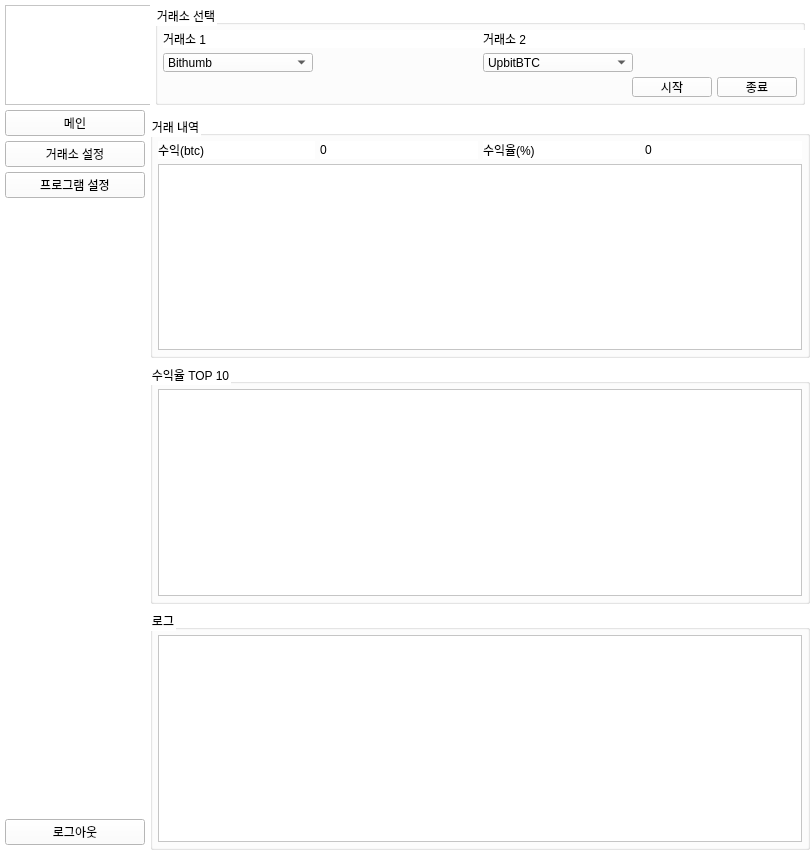
Qt form static/guis/main.ui (songsb13/DiffTrader) before a commit.
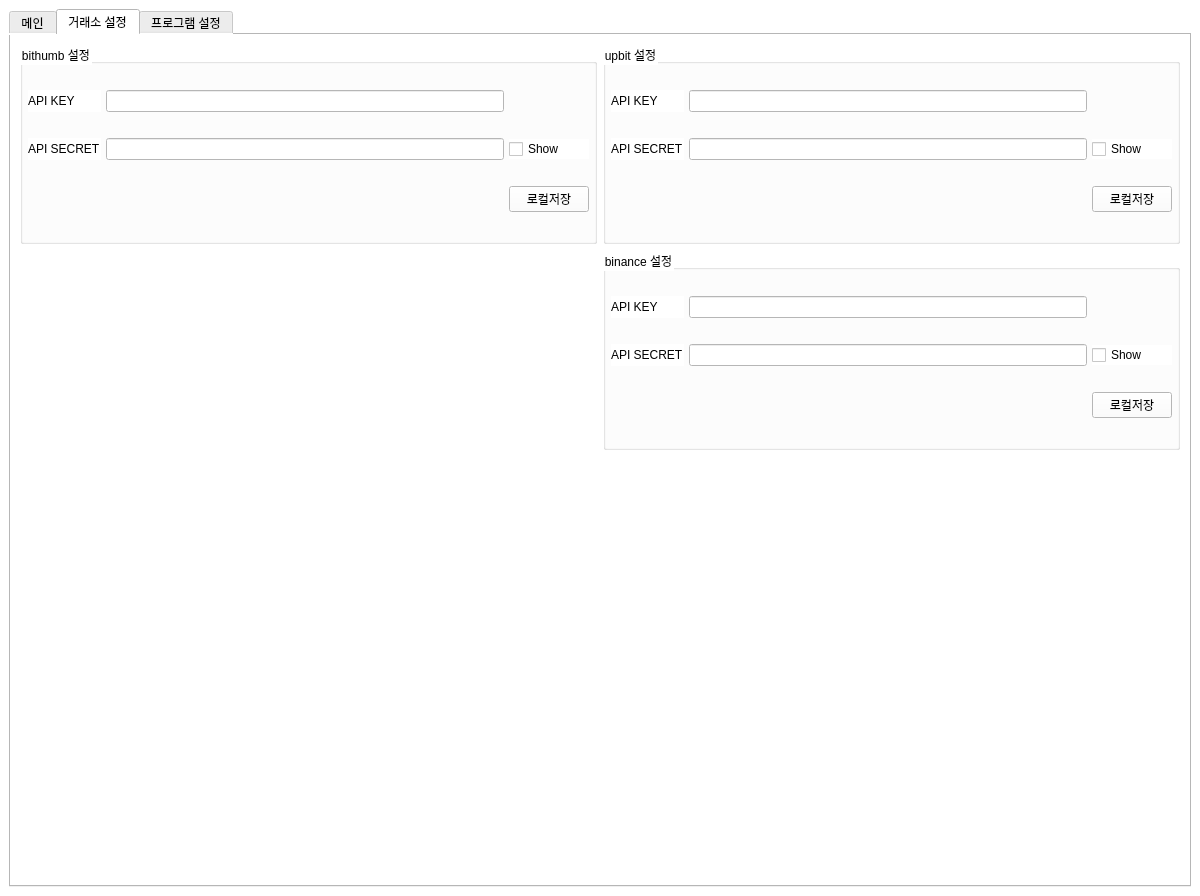
The same form after that commit. Icons and pictures are not drawn.

Patch:
```diff
--- a/static/guis/main.ui
+++ b/static/guis/main.ui
@@ -6,10 +6,16 @@
    <rect>
     <x>0</x>
     <y>0</y>
-    <width>800</width>
-    <height>850</height>
+    <width>1200</width>
+    <height>870</height>
    </rect>
   </property>
+  <property name="maximumSize">
+   <size>
+    <width>1200</width>
+    <height>1000</height>
+   </size>
+  </property>
   <property name="windowTitle">
    <string>SAIC 자동차익매매</string>
   </property>
@@ -28,123 +34,28 @@
    <string notr="true">background-color: rgb(255, 255, 255);</string>
   </property>
   <widget class="QWidget" name="centralwidget">
-   <layout class="QHBoxLayout" name="horizontalLayout">
-    <property name="spacing">
-     <number>0</number>
-    </property>
-    <property name="leftMargin">
-     <number>0</number>
-    </property>
-    <property name="topMargin">
-     <number>0</number>
-    </property>
-    <property name="rightMargin">
-     <number>0</number>
-    </property>
-    <property name="bottomMargin">
-     <number>0</number>
-    </property>
-    <item>
-     <widget class="QWidget" name="left_widget" native="true">
+   <layout class="QGridLayout" name="gridLayout_17">
+    <item row="0" column="0">
+     <widget class="QTabWidget" name="centerWidget">
       <property name="sizePolicy">
-       <sizepolicy hsizetype="Fixed" vsizetype="Preferred">
+       <sizepolicy hsizetype="Expanding" vsizetype="Expanding">
         <horstretch>0</horstretch>
         <verstretch>0</verstretch>
        </sizepolicy>
       </property>
       <property name="maximumSize">
        <size>
-        <width>150</width>
-        <height>16777215</height>
+        <width>1200</width>
+        <height>1000</height>
        </size>
       </property>
-      <layout class="QVBoxLayout" name="verticalLayout">
-       <property name="spacing">
-        <number>5</number>
-       </property>
-       <property name="leftMargin">
-        <number>5</number>
-       </property>
-       <property name="topMargin">
-        <number>5</number>
-       </property>
-       <property name="rightMargin">
-        <number>5</number>
-       </property>
-       <property name="bottomMargin">
-        <number>5</number>
-       </property>
-       <item>
-        <widget class="QFrame" name="frame">
-         <property name="minimumSize">
-          <size>
-           <width>150</width>
-           <height>100</height>
-          </size>
-         </property>
-         <property name="styleSheet">
-          <string notr="true">image: url(:/img/img/blockchain23.png);</string>
-         </property>
-         <property name="frameShape">
-          <enum>QFrame::StyledPanel</enum>
-         </property>
-         <property name="frameShadow">
-          <enum>QFrame::Raised</enum>
-         </property>
-        </widget>
-       </item>
-       <item>
-        <widget class="QPushButton" name="mainBtn">
-         <property name="text">
+      <property name="currentIndex">
+       <number>1</number>
+      </property>
+      <widget class="QWidget" name="tabWidgeFirst">
+       <attribute name="title">
           <string>메인</string>
-         </property>
-        </widget>
-       </item>
-       <item>
-        <widget class="QPushButton" name="exchangeSettingbtn">
-         <property name="text">
-          <string>거래소 설정</string>
-         </property>
-        </widget>
-       </item>
-       <item>
-        <widget class="QPushButton" name="programSettingBtn">
-         <property name="text">
-          <string>프로그램 설정</string>
-         </property>
-        </widget>
-       </item>
-       <item>
-        <spacer name="verticalSpacer">
-         <property name="orientation">
-          <enum>Qt::Vertical</enum>
-         </property>
-         <property name="sizeHint" stdset="0">
-          <size>
-           <width>20</width>
-           <height>325</height>
-          </size>
-         </property>
-        </spacer>
-       </item>
-       <item>
-        <widget class="QPushButton" name="logoutBtn">
-         <property name="text">
-          <string>로그아웃</string>
-         </property>
-        </widget>
-       </item>
-      </layout>
-     </widget>
-    </item>
-    <item>
-     <widget class="QWidget" name="right_widget" native="true">
-      <property name="sizePolicy">
-       <sizepolicy hsizetype="Expanding" vsizetype="Expanding">
-        <horstretch>0</horstretch>
-        <verstretch>0</verstretch>
-       </sizepolicy>
-      </property>
+       </attribute>
       <layout class="QVBoxLayout" name="right_layout">
        <property name="leftMargin">
         <number>0</number>
@@ -178,14 +89,14 @@
          <item row="1" column="0">
           <widget class="QGroupBox" name="groupBox">
            <property name="sizePolicy">
-            <sizepolicy hsizetype="Expanding" vsizetype="Preferred">
+             <sizepolicy hsizetype="Preferred" vsizetype="Preferred">
              <horstretch>0</horstretch>
              <verstretch>0</verstretch>
             </sizepolicy>
            </property>
            <property name="maximumSize">
             <size>
-             <width>650</width>
+              <width>1500</width>
              <height>100</height>
             </size>
            </property>
@@ -208,133 +119,6 @@
             <property name="spacing">
              <number>5</number>
             </property>
-            <item row="1" column="1">
-             <widget class="QComboBox" name="secondaryExchange">
-              <property name="maximumSize">
-               <size>
-                <width>150</width>
-                <height>16777215</height>
-               </size>
-              </property>
-              <property name="currentIndex">
-               <number>1</number>
-              </property>
-              <item>
-               <property name="text">
-                <string>Bithumb</string>
-               </property>
-              </item>
-              <item>
-               <property name="text">
-                <string>UpbitBTC</string>
-               </property>
-              </item>
-              <item>
-               <property name="text">
-                <string>UpbitUSDT</string>
-               </property>
-              </item>
-              <item>
-               <property name="text">
-                <string>UpbitKRW</string>
-               </property>
-              </item>
-              <item>
-               <property name="text">
-                <string>Coinone</string>
-               </property>
-              </item>
-              <item>
-               <property name="text">
-                <string>Bitfinex</string>
-               </property>
-              </item>
-              <item>
-               <property name="text">
-                <string>Binance</string>
-               </property>
-              </item>
-              <item>
-               <property name="text">
-                <string>Huobi</string>
-               </property>
-              </item>
-             </widget>
-            </item>
-            <item row="0" column="0">
-             <widget class="QLabel" name="label">
-              <property name="minimumSize">
-               <size>
-                <width>325</width>
-                <height>0</height>
-               </size>
-              </property>
-              <property name="maximumSize">
-               <size>
-                <width>325</width>
-                <height>16777215</height>
-               </size>
-              </property>
-              <property name="text">
-               <string>거래소 1</string>
-              </property>
-             </widget>
-            </item>
-            <item row="1" column="0">
-             <widget class="QComboBox" name="primaryExchange">
-              <property name="maximumSize">
-               <size>
-                <width>150</width>
-                <height>16777215</height>
-               </size>
-              </property>
-              <item>
-               <property name="text">
-                <string>Bithumb</string>
-               </property>
-              </item>
-              <item>
-               <property name="text">
-                <string>UpbitBTC</string>
-               </property>
-              </item>
-              <item>
-               <property name="text">
-                <string>UpbitUSDT</string>
-               </property>
-              </item>
-              <item>
-               <property name="text">
-                <string>UpbitKRW</string>
-               </property>
-              </item>
-              <item>
-               <property name="text">
-                <string>Korbit</string>
-               </property>
-              </item>
-              <item>
-               <property name="text">
-                <string>Coinone</string>
-               </property>
-              </item>
-              <item>
-               <property name="text">
-                <string>Bitfinex</string>
-               </property>
-              </item>
-              <item>
-               <property name="text">
-                <string>Binance</string>
-               </property>
-              </item>
-              <item>
-               <property name="text">
-                <string>Huobi</string>
-               </property>
-              </item>
-             </widget>
-            </item>
             <item row="0" column="1">
              <widget class="QLabel" name="label_2">
               <property name="minimumSize">
@@ -391,6 +175,133 @@
               </item>
              </layout>
             </item>
+             <item row="1" column="0">
+              <widget class="QComboBox" name="primaryExchange">
+               <property name="maximumSize">
+                <size>
+                 <width>150</width>
+                 <height>16777215</height>
+                </size>
+               </property>
+               <item>
+                <property name="text">
+                 <string>Bithumb</string>
+                </property>
+               </item>
+               <item>
+                <property name="text">
+                 <string>UpbitBTC</string>
+                </property>
+               </item>
+               <item>
+                <property name="text">
+                 <string>UpbitUSDT</string>
+                </property>
+               </item>
+               <item>
+                <property name="text">
+                 <string>UpbitKRW</string>
+                </property>
+               </item>
+               <item>
+                <property name="text">
+                 <string>Korbit</string>
+                </property>
+               </item>
+               <item>
+                <property name="text">
+                 <string>Coinone</string>
+                </property>
+               </item>
+               <item>
+                <property name="text">
+                 <string>Bitfinex</string>
+                </property>
+               </item>
+               <item>
+                <property name="text">
+                 <string>Binance</string>
+                </property>
+               </item>
+               <item>
+                <property name="text">
+                 <string>Huobi</string>
+                </property>
+               </item>
+              </widget>
+             </item>
+             <item row="1" column="1">
+              <widget class="QComboBox" name="secondaryExchange">
+               <property name="maximumSize">
+                <size>
+                 <width>150</width>
+                 <height>16777215</height>
+                </size>
+               </property>
+               <property name="currentIndex">
+                <number>1</number>
+               </property>
+               <item>
+                <property name="text">
+                 <string>Bithumb</string>
+                </property>
+               </item>
+               <item>
+                <property name="text">
+                 <string>UpbitBTC</string>
+                </property>
+               </item>
+               <item>
+                <property name="text">
+                 <string>UpbitUSDT</string>
+                </property>
+               </item>
+               <item>
+                <property name="text">
+                 <string>UpbitKRW</string>
+                </property>
+               </item>
+               <item>
+                <property name="text">
+                 <string>Coinone</string>
+                </property>
+               </item>
+               <item>
+                <property name="text">
+                 <string>Bitfinex</string>
+                </property>
+               </item>
+               <item>
+                <property name="text">
+                 <string>Binance</string>
+                </property>
+               </item>
+               <item>
+                <property name="text">
+                 <string>Huobi</string>
+                </property>
+               </item>
+              </widget>
+             </item>
+             <item row="0" column="0">
+              <widget class="QLabel" name="label">
+               <property name="minimumSize">
+                <size>
+                 <width>325</width>
+                 <height>0</height>
+                </size>
+               </property>
+               <property name="maximumSize">
+                <size>
+                 <width>1677215</width>
+                 <height>16777215</height>
+                </size>
+               </property>
+               <property name="text">
+                <string>거래소 1</string>
+               </property>
+              </widget>
+             </item>
            </layout>
           </widget>
          </item>
@@ -593,6 +504,398 @@
         </layout>
        </item>
       </layout>
+      </widget>
+      <widget class="QWidget" name="tabWidgetThird">
+       <attribute name="title">
+        <string>거래소 설정</string>
+       </attribute>
+       <layout class="QGridLayout" name="gridLayout_16">
+        <item row="0" column="1">
+         <widget class="QGroupBox" name="upbitLayout">
+          <property name="sizePolicy">
+           <sizepolicy hsizetype="Preferred" vsizetype="Expanding">
+            <horstretch>0</horstretch>
+            <verstretch>0</verstretch>
+           </sizepolicy>
+          </property>
+          <property name="maximumSize">
+           <size>
+            <width>16777215</width>
+            <height>200</height>
+           </size>
+          </property>
+          <property name="title">
+           <string>upbit 설정</string>
+          </property>
+          <layout class="QGridLayout" name="gridLayout_2">
+           <property name="leftMargin">
+            <number>5</number>
+           </property>
+           <property name="topMargin">
+            <number>5</number>
+           </property>
+           <property name="rightMargin">
+            <number>5</number>
+           </property>
+           <property name="bottomMargin">
+            <number>5</number>
+           </property>
+           <property name="spacing">
+            <number>5</number>
+           </property>
+           <item row="0" column="1">
+            <widget class="QLineEdit" name="upbitKey"/>
+           </item>
+           <item row="2" column="1">
+            <spacer name="horizontalSpacer">
+             <property name="orientation">
+              <enum>Qt::Horizontal</enum>
+             </property>
+             <property name="sizeHint" stdset="0">
+              <size>
+               <width>386</width>
+               <height>20</height>
+              </size>
+             </property>
+            </spacer>
+           </item>
+           <item row="2" column="2">
+            <widget class="QPushButton" name="upbitLocalSave">
+             <property name="text">
+              <string>로컬저장</string>
+             </property>
+            </widget>
+           </item>
+           <item row="0" column="0">
+            <widget class="QLabel" name="label">
+             <property name="text">
+              <string>API KEY</string>
+             </property>
+             <property name="alignment">
+              <set>Qt::AlignLeading|Qt::AlignLeft|Qt::AlignVCenter</set>
+             </property>
+            </widget>
+           </item>
+           <item row="1" column="1">
+            <widget class="QLineEdit" name="upbitSecret">
+             <property name="echoMode">
+              <enum>QLineEdit::Password</enum>
+             </property>
+            </widget>
+           </item>
+           <item row="1" column="2">
+            <widget class="QCheckBox" name="upbitShowSecret">
+             <property name="text">
+              <string>Show</string>
+             </property>
+            </widget>
+           </item>
+           <item row="1" column="0">
+            <widget class="QLabel" name="label_2">
+             <property name="text">
+              <string>API SECRET</string>
+             </property>
+             <property name="alignment">
+              <set>Qt::AlignLeading|Qt::AlignLeft|Qt::AlignVCenter</set>
+             </property>
+            </widget>
+           </item>
+          </layout>
+         </widget>
+        </item>
+        <item row="2" column="1">
+         <widget class="QGroupBox" name="binanceLayout">
+          <property name="sizePolicy">
+           <sizepolicy hsizetype="Preferred" vsizetype="Expanding">
+            <horstretch>0</horstretch>
+            <verstretch>0</verstretch>
+           </sizepolicy>
+          </property>
+          <property name="maximumSize">
+           <size>
+            <width>16777215</width>
+            <height>200</height>
+           </size>
+          </property>
+          <property name="title">
+           <string>binance 설정</string>
+          </property>
+          <layout class="QGridLayout" name="gridLayout_12">
+           <property name="leftMargin">
+            <number>5</number>
+           </property>
+           <property name="topMargin">
+            <number>5</number>
+           </property>
+           <property name="rightMargin">
+            <number>5</number>
+           </property>
+           <property name="bottomMargin">
+            <number>5</number>
+           </property>
+           <property name="spacing">
+            <number>5</number>
+           </property>
+           <item row="1" column="2">
+            <widget class="QCheckBox" name="binanceShowSecret">
+             <property name="text">
+              <string>Show</string>
+             </property>
+            </widget>
+           </item>
+           <item row="1" column="0">
+            <widget class="QLabel" name="label_24">
+             <property name="text">
+              <string>API SECRET</string>
+             </property>
+             <property name="alignment">
+              <set>Qt::AlignLeading|Qt::AlignLeft|Qt::AlignVCenter</set>
+             </property>
+            </widget>
+           </item>
+           <item row="1" column="1">
+            <widget class="QLineEdit" name="binanceSecret">
+             <property name="echoMode">
+              <enum>QLineEdit::Password</enum>
+             </property>
+            </widget>
+           </item>
+           <item row="2" column="1">
+            <spacer name="horizontalSpacer_11">
+             <property name="orientation">
+              <enum>Qt::Horizontal</enum>
+             </property>
+             <property name="sizeHint" stdset="0">
+              <size>
+               <width>386</width>
+               <height>20</height>
+              </size>
+             </property>
+            </spacer>
+           </item>
+           <item row="0" column="1">
+            <widget class="QLineEdit" name="binanceKey"/>
+           </item>
+           <item row="2" column="2">
+            <widget class="QPushButton" name="binanceLocalSave">
+             <property name="text">
+              <string>로컬저장</string>
+             </property>
+            </widget>
+           </item>
+           <item row="0" column="0">
+            <widget class="QLabel" name="label_23">
+             <property name="text">
+              <string>API KEY</string>
+             </property>
+             <property name="alignment">
+              <set>Qt::AlignLeading|Qt::AlignLeft|Qt::AlignVCenter</set>
+             </property>
+            </widget>
+           </item>
+          </layout>
+         </widget>
+        </item>
+        <item row="0" column="0">
+         <widget class="QGroupBox" name="bithumbLayout">
+          <property name="sizePolicy">
+           <sizepolicy hsizetype="Preferred" vsizetype="Expanding">
+            <horstretch>0</horstretch>
+            <verstretch>0</verstretch>
+           </sizepolicy>
+          </property>
+          <property name="maximumSize">
+           <size>
+            <width>16777215</width>
+            <height>200</height>
+           </size>
+          </property>
+          <property name="title">
+           <string>bithumb 설정</string>
+          </property>
+          <layout class="QGridLayout" name="gridLayout_15">
+           <property name="leftMargin">
+            <number>5</number>
+           </property>
+           <property name="topMargin">
+            <number>5</number>
+           </property>
+           <property name="rightMargin">
+            <number>5</number>
+           </property>
+           <property name="bottomMargin">
+            <number>5</number>
+           </property>
+           <property name="spacing">
+            <number>5</number>
+           </property>
+           <item row="0" column="1">
+            <widget class="QLineEdit" name="bithumbKey"/>
+           </item>
+           <item row="2" column="1">
+            <spacer name="horizontalSpacer_14">
+             <property name="orientation">
+              <enum>Qt::Horizontal</enum>
+             </property>
+             <property name="sizeHint" stdset="0">
+              <size>
+               <width>386</width>
+               <height>20</height>
+              </size>
+             </property>
+            </spacer>
+           </item>
+           <item row="2" column="2">
+            <widget class="QPushButton" name="bithumbLocalSave">
+             <property name="text">
+              <string>로컬저장</string>
+             </property>
+            </widget>
+           </item>
+           <item row="0" column="0">
+            <widget class="QLabel" name="label_29">
+             <property name="text">
+              <string>API KEY</string>
+             </property>
+             <property name="alignment">
+              <set>Qt::AlignLeading|Qt::AlignLeft|Qt::AlignVCenter</set>
+             </property>
+            </widget>
+           </item>
+           <item row="1" column="1">
+            <widget class="QLineEdit" name="bithumbSecret">
+             <property name="echoMode">
+              <enum>QLineEdit::Password</enum>
+             </property>
+            </widget>
+           </item>
+           <item row="1" column="2">
+            <widget class="QCheckBox" name="bithumbShowSecret">
+             <property name="text">
+              <string>Show</string>
+             </property>
+            </widget>
+           </item>
+           <item row="1" column="0">
+            <widget class="QLabel" name="label_30">
+             <property name="text">
+              <string>API SECRET</string>
+             </property>
+             <property name="alignment">
+              <set>Qt::AlignLeading|Qt::AlignLeft|Qt::AlignVCenter</set>
+             </property>
+            </widget>
+           </item>
+          </layout>
+         </widget>
+        </item>
+        <item row="3" column="1">
+         <spacer name="verticalSpacer_2">
+          <property name="orientation">
+           <enum>Qt::Vertical</enum>
+          </property>
+          <property name="sizeHint" stdset="0">
+           <size>
+            <width>20</width>
+            <height>40</height>
+           </size>
+          </property>
+         </spacer>
+        </item>
+       </layout>
+      </widget>
+      <widget class="QWidget" name="tabWidgetSecond">
+       <attribute name="title">
+        <string>프로그램 설정</string>
+       </attribute>
+       <layout class="QVBoxLayout" name="verticalLayout_4">
+        <item>
+         <layout class="QHBoxLayout" name="horizontalLayout_2">
+          <item>
+           <layout class="QFormLayout" name="formLayout_2">
+            <item row="0" column="0">
+             <widget class="QLabel" name="label_6">
+              <property name="text">
+               <string>최소 수익</string>
+              </property>
+             </widget>
+            </item>
+            <item row="0" column="1">
+             <widget class="QSpinBox" name="spinBox"/>
+            </item>
+            <item row="1" column="0">
+             <widget class="QLabel" name="label_5">
+              <property name="text">
+               <string>최소 수익 BTC</string>
+              </property>
+             </widget>
+            </item>
+            <item row="1" column="1">
+             <widget class="QSpinBox" name="spinBox_2"/>
+            </item>
+            <item row="3" column="0">
+             <widget class="QLabel" name="label_7">
+              <property name="text">
+               <string>자동 이체</string>
+              </property>
+             </widget>
+            </item>
+            <item row="3" column="1">
+             <widget class="QComboBox" name="comboBox">
+              <item>
+               <property name="text">
+                <string>설정</string>
+               </property>
+              </item>
+              <item>
+               <property name="text">
+                <string>미설정</string>
+               </property>
+              </item>
+             </widget>
+            </item>
+            <item row="5" column="0" colspan="2">
+             <widget class="QPushButton" name="saveProgramSettingBtn">
+              <property name="text">
+               <string>저장</string>
+              </property>
+             </widget>
+            </item>
+            <item row="6" column="0">
+             <spacer name="verticalSpacer">
+              <property name="orientation">
+               <enum>Qt::Vertical</enum>
+              </property>
+              <property name="sizeType">
+               <enum>QSizePolicy::Preferred</enum>
+              </property>
+              <property name="sizeHint" stdset="0">
+               <size>
+                <width>20</width>
+                <height>700</height>
+               </size>
+              </property>
+             </spacer>
+            </item>
+           </layout>
+          </item>
+          <item>
+           <spacer name="horizontalSpacer_2">
+            <property name="orientation">
+             <enum>Qt::Horizontal</enum>
+            </property>
+            <property name="sizeHint" stdset="0">
+             <size>
+              <width>40</width>
+              <height>20</height>
+             </size>
+            </property>
+           </spacer>
+          </item>
+         </layout>
+        </item>
+       </layout>
+      </widget>
      </widget>
     </item>
    </layout>
```
Left out of the diff: 34 changed lines with no effect on the pictures. Lines whose indentation alone changed are shown as unchanged.
